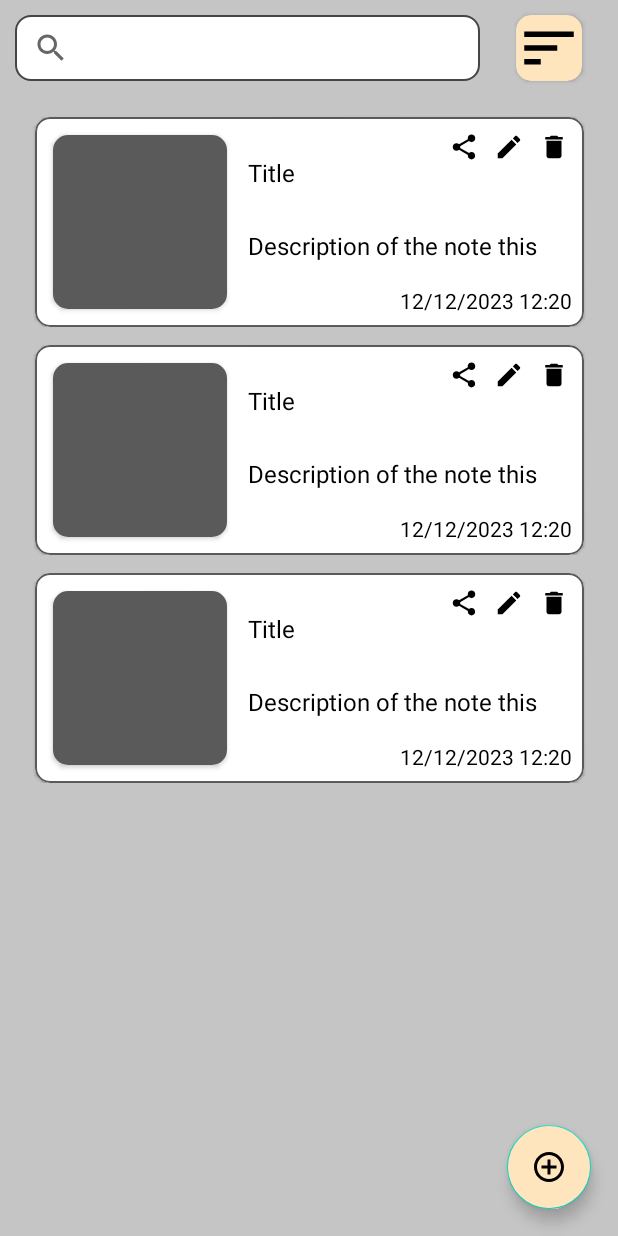
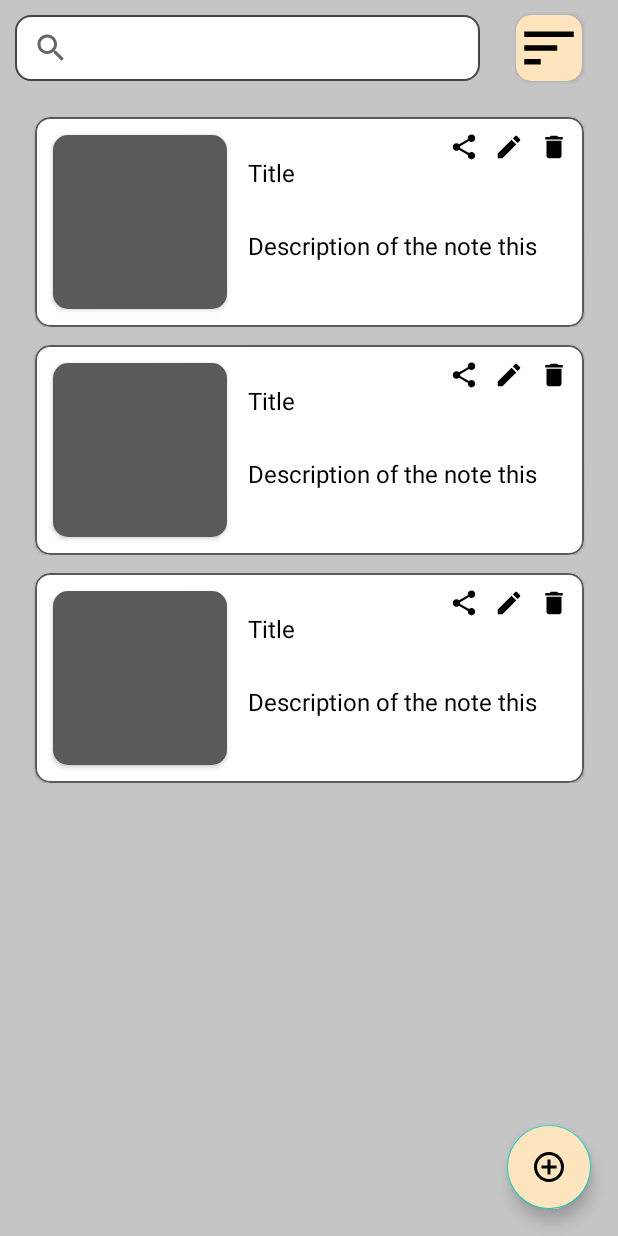
Before and after one commit to AbdullazhanM/NoteApp, an Android app: the layout fragment_note.xml on its own in the app's theme, with its tools: preview values and no code run, on a phone screen of 412 x 824 dp. Run offline under Robolectric (Android 15) with nearby library versions, the phone set to English and light mode, and no system bars.

```diff
--- a/app/src/main/java/com/example/noteapp/MainActivity.kt
+++ b/app/src/main/java/com/example/noteapp/MainActivity.kt
@@ -7,6 +7,7 @@ import com.example.noteapp.databinding.ActivityMainBinding
 class MainActivity : AppCompatActivity() {
     private lateinit var binding: ActivityMainBinding
     var list: MutableList<NoteModel> = ArrayList()
+
 
     override fun onCreate(savedInstanceState: Bundle?) {
         super.onCreate(savedInstanceState)
--- a/app/src/main/res/layout/fragment_note.xml
+++ b/app/src/main/res/layout/fragment_note.xml
@@ -10,6 +10,7 @@
     <SearchView
         android:background="@drawable/editext"
         android:id="@+id/search_view"
+        android:imeOptions="actionSearch"
         android:layout_width="310dp"
         android:layout_height="44dp"
         android:layout_margin="10dp"
--- a/app/src/main/res/layout/item_note.xml
+++ b/app/src/main/res/layout/item_note.xml
@@ -58,16 +58,15 @@
                 android:text="@string/description"
                 android:textColor="@color/black"
                 android:textSize="16sp"
-                app:layout_constraintBottom_toTopOf="@+id/textView"
+                app:layout_constraintBottom_toTopOf="@+id/data"
                 app:layout_constraintStart_toStartOf="@+id/title"
                 app:layout_constraintTop_toBottomOf="@id/title" />
 
             <TextView
-                android:id="@+id/textView"
+                android:id="@+id/data"
                 android:layout_width="wrap_content"
                 android:layout_height="wrap_content"
                 android:layout_margin="8dp"
-                android:text="@string/data"
                 android:textColor="@color/black"
                 android:textSize="14sp"
                 app:layout_constraintBottom_toBottomOf="parent"
```
Also changed, not shown: app/src/main/java/com/example/noteapp/AddFragment.kt (+9 -2 lines), app/src/main/java/com/example/noteapp/NoteFragment.kt (+10 -5 lines).
